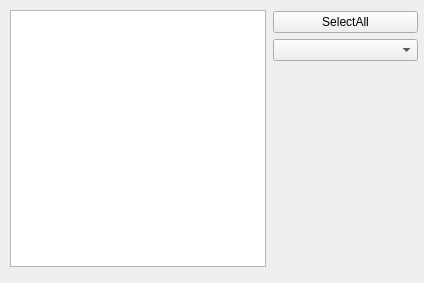
Before: the Qt Designer form Sketches_QT/Qt_FireBird/Example2/widget.ui in Den-Git-CPP/Sketches_CPP_QT, drawn with Qt 5.
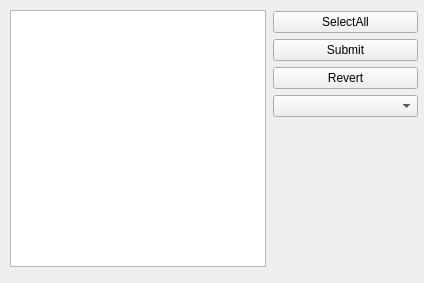
After: the same form once the commit is applied.

Commit message: Add Example2 Func Revert and Submit

Diff of the .ui file:
```diff
--- a/Sketches_QT/Qt_FireBird/Example2/widget.ui
+++ b/Sketches_QT/Qt_FireBird/Example2/widget.ui
@@ -23,7 +23,7 @@
     </rect>
    </property>
   </widget>
-  <widget class="QWidget" name="">
+  <widget class="QWidget" name="layoutWidget">
    <property name="geometry">
     <rect>
      <x>273</x>
@@ -40,6 +40,20 @@
       </property>
      </widget>
     </item>
+    <item>
+     <widget class="QPushButton" name="pushButton_Sumit">
+      <property name="text">
+       <string>Submit</string>
+      </property>
+     </widget>
+    </item>
+    <item>
+     <widget class="QPushButton" name="pushButton_Revert">
+      <property name="text">
+       <string>Revert</string>
+      </property>
+     </widget>
+    </item>
     <item>
      <widget class="QComboBox" name="comboBox"/>
     </item>
```
The commit also changes 1 other file.
